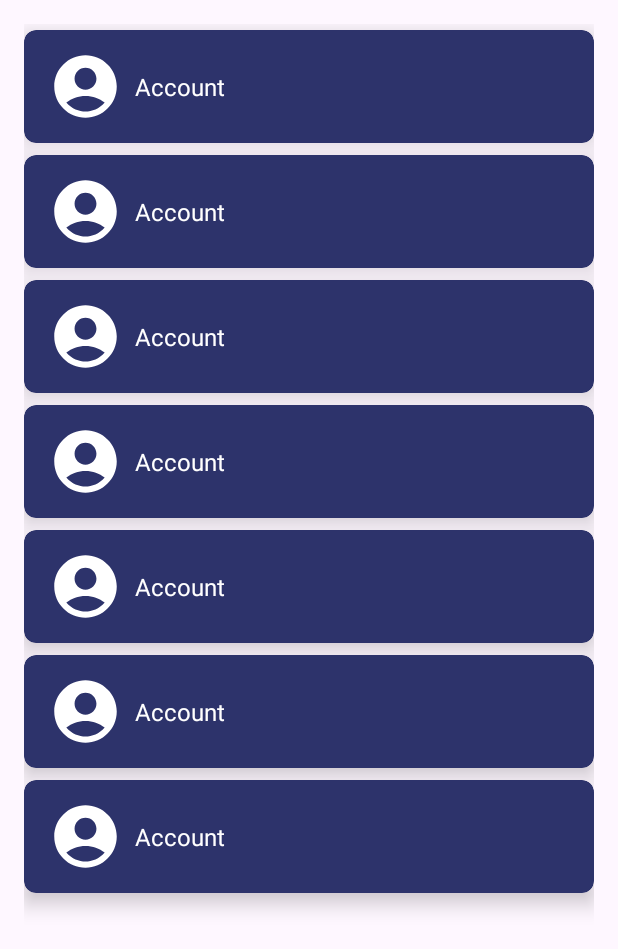
After one commit to nayamarsha/bridgey, an Android app: the layout activity_setting.xml on its own in the app's theme, with its tools: preview values and no code run, on a phone screen of 412 x 824 dp. The commit adds this screen. Shown: the top 949 px of the screen. Run offline under Robolectric (Android 15) with nearby library versions, the phone set to English and light mode, and no system bars.

Commit message:
fix account

```diff
--- a/app/src/main/java/com/example/bridgey2/EditProfileActivity.kt
+++ b/app/src/main/java/com/example/bridgey2/EditProfileActivity.kt
@@ -5,6 +5,7 @@ import android.os.Bundle
 import android.widget.Button
 import android.widget.EditText
 import androidx.appcompat.app.AppCompatActivity
+import com.example.bridgey2.AccountActivity
 import com.example.bridgey2.R
 
 class EditProfileActivity : AppCompatActivity() {
--- a/app/src/main/java/com/example/bridgey2/FeedItem.kt
+++ b/app/src/main/java/com/example/bridgey2/FeedItem.kt
@@ -1,6 +1,5 @@
-package com.example.yourapp
+package com.example.bridgey2
 
 data class FeedItem(
-    val title: String,
-    val description: String
+    val imageUrl: String
 )
--- /dev/null
+++ b/app/src/main/res/drawable/ic_account.xml
@@ -0,0 +1,5 @@
+<vector xmlns:android="http://schemas.android.com/apk/res/android" android:height="50dp" android:tint="#ffffff" android:viewportHeight="24" android:viewportWidth="24" android:width="50dp">
+
+    <path android:fillColor="@android:color/white" android:pathData="M12,2C6.48,2 2,6.48 2,12s4.48,10 10,10s10,-4.48 10,-10S17.52,2 12,2zM12,6c1.93,0 3.5,1.57 3.5,3.5S13.93,13 12,13s-3.5,-1.57 -3.5,-3.5S10.07,6 12,6zM12,20c-2.03,0 -4.43,-0.82 -6.14,-2.88C7.55,15.8 9.68,15 12,15s4.45,0.8 6.14,2.12C16.43,19.18 14.03,20 12,20z"/>
+
+</vector>
--- /dev/null
+++ b/app/src/main/res/layout/activity_setting.xml
@@ -0,0 +1,179 @@
+<?xml version="1.0" encoding="utf-8"?>
+<androidx.constraintlayout.widget.ConstraintLayout xmlns:android="http://schemas.android.com/apk/res/android"
+    xmlns:app="http://schemas.android.com/apk/res-auto"
+    xmlns:tools="http://schemas.android.com/tools"
+    android:id="@+id/main"
+    android:layout_width="match_parent"
+    android:layout_height="match_parent"
+    tools:context=".SettingActivity">
+
+    <LinearLayout
+        android:layout_width="match_parent"
+        android:layout_height="match_parent"
+        android:orientation="vertical"
+        android:padding="16dp">
+
+        <androidx.cardview.widget.CardView
+            android:id="@+id/card_account1"
+            android:layout_width="match_parent"
+            android:layout_height="75dp"
+            app:cardElevation="8dp"
+            app:cardCornerRadius="8dp"
+            android:backgroundTint="@color/primary"
+            android:layout_marginVertical="4dp">
+
+        <TextView
+            android:layout_width="match_parent"
+            android:layout_height="wrap_content"
+            android:text="Account"
+            android:drawableStart="@drawable/ic_account"
+            android:layout_gravity="center_vertical"
+            android:gravity="center_vertical"
+            android:paddingHorizontal="16dp"
+            android:textColor="@color/white"
+            android:textSize="16sp"
+            android:drawablePadding="8dp"/>
+
+        </androidx.cardview.widget.CardView>
+
+        <androidx.cardview.widget.CardView
+            android:id="@+id/card_account2"
+            android:layout_width="match_parent"
+            android:layout_height="75dp"
+            app:cardElevation="8dp"
+            app:cardCornerRadius="8dp"
+            android:backgroundTint="@color/primary"
+            android:layout_marginVertical="4dp">
+
+            <TextView
+                android:layout_width="match_parent"
+                android:layout_height="wrap_content"
+                android:text="Account"
+                android:drawableStart="@drawable/ic_account"
+                android:layout_gravity="center_vertical"
+                android:gravity="center_vertical"
+                android:paddingHorizontal="16dp"
+                android:textColor="@color/white"
+                android:textSize="16sp"
+                android:drawablePadding="8dp"/>
+
+        </androidx.cardview.widget.CardView>
+
+        <androidx.cardview.widget.CardView
+            android:id="@+id/card_account3"
+            android:layout_width="match_parent"
+            android:layout_height="75dp"
+            app:cardElevation="8dp"
+            app:cardCornerRadius="8dp"
+            android:backgroundTint="@color/primary"
+            android:layout_marginVertical="4dp">
+
+            <TextView
+                android:layout_width="match_parent"
+                android:layout_height="wrap_content"
+                android:text="Account"
+                android:drawableStart="@drawable/ic_account"
+                android:layout_gravity="center_vertical"
+                android:gravity="center_vertical"
+                android:paddingHorizontal="16dp"
+                android:textColor="@color/white"
+                android:textSize="16sp"
+                android:drawablePadding="8dp"/>
+
+        </androidx.cardview.widget.CardView>
+
+        <androidx.cardview.widget.CardView
+            android:id="@+id/card_account4"
+            android:layout_width="match_parent"
+            android:layout_height="75dp"
+            app:cardElevation="8dp"
+            app:cardCornerRadius="8dp"
+            android:backgroundTint="@color/primary"
+            android:layout_marginVertical="4dp">
+
+            <TextView
+                android:layout_width="match_parent"
+                android:layout_height="wrap_content"
+                android:text="Account"
+                android:drawableStart="@drawable/ic_account"
+                android:layout_gravity="center_vertical"
+                android:gravity="center_vertical"
+                android:paddingHorizontal="16dp"
+                android:textColor="@color/white"
+                android:textSize="16sp"
+                android:drawablePadding="8dp"/>
+
+        </androidx.cardview.widget.CardView>
+
+        <androidx.cardview.widget.CardView
+            android:id="@+id/card_account5"
+            android:layout_width="match_parent"
+            android:layout_height="75dp"
+            app:cardElevation="8dp"
+            app:cardCornerRadius="8dp"
+            android:backgroundTint="@color/primary"
+            android:layout_marginVertical="4dp">
+
+            <TextView
+                android:layout_width="match_parent"
+                android:layout_height="wrap_content"
+                android:text="Account"
+                android:drawableStart="@drawable/ic_account"
+                android:layout_gravity="center_vertical"
+                android:gravity="center_vertical"
+                android:paddingHorizontal="16dp"
+                android:textColor="@color/white"
+                android:textSize="16sp"
+                android:drawablePadding="8dp"/>
+
+        </androidx.cardview.widget.CardView>
+
+        <androidx.cardview.widget.CardView
+            android:id="@+id/card_about_us6"
+            android:layout_width="match_parent"
+            android:layout_height="75dp"
+            app:cardElevation="8dp"
+            app:cardCornerRadius="8dp"
+            android:backgroundTint="@color/primary"
+            android:layout_marginVertical="4dp">
+
+            <TextView
+                android:layout_width="match_parent"
+                android:layout_height="wrap_content"
+                android:text="Account"
+                android:drawableStart="@drawable/ic_account"
+                android:layout_gravity="center_vertical"
+                android:gravity="center_vertical"
+                android:paddingHorizontal="16dp"
+                android:textColor="@color/white"
+                android:textSize="16sp"
+                android:drawablePadding="8dp"/>
+
+        </androidx.cardview.widget.CardView>
+
+        <androidx.cardview.widget.CardView
+            android:id="@+id/card_account7"
+            android:layout_width="match_parent"
+            android:layout_height="75dp"
+            app:cardElevation="8dp"
+            app:cardCornerRadius="8dp"
+            android:backgroundTint="@color/primary"
+            android:layout_marginVertical="4dp">
+
+            <TextView
+                android:layout_width="match_parent"
+                android:layout_height="wrap_content"
+                android:text="Account"
+                android:drawableStart="@drawable/ic_account"
+                android:layout_gravity="center_vertical"
+                android:gravity="center_vertical"
+                android:paddingHorizontal="16dp"
+                android:textColor="@color/white"
+                android:textSize="16sp"
+                android:drawablePadding="8dp"/>
+
+        </androidx.cardview.widget.CardView>
+
+
+    </LinearLayout>
+</androidx.constraintlayout.widget.ConstraintLayout>
```
Also changed, not shown: app/src/main/java/com/example/bridgey2/AccountActivity.kt (+13 -40 lines), app/src/main/java/com/example/bridgey2/Adapters/FeedAdapter.kt (+7 -5 lines), app/src/main/java/com/example/bridgey2/SettingActivity.kt (added, +20 -0 lines), app/src/main/res/layout/activity_account.xml (+12 -45 lines), app/src/main/res/layout/item_feed.xml (+6 -21 lines).
